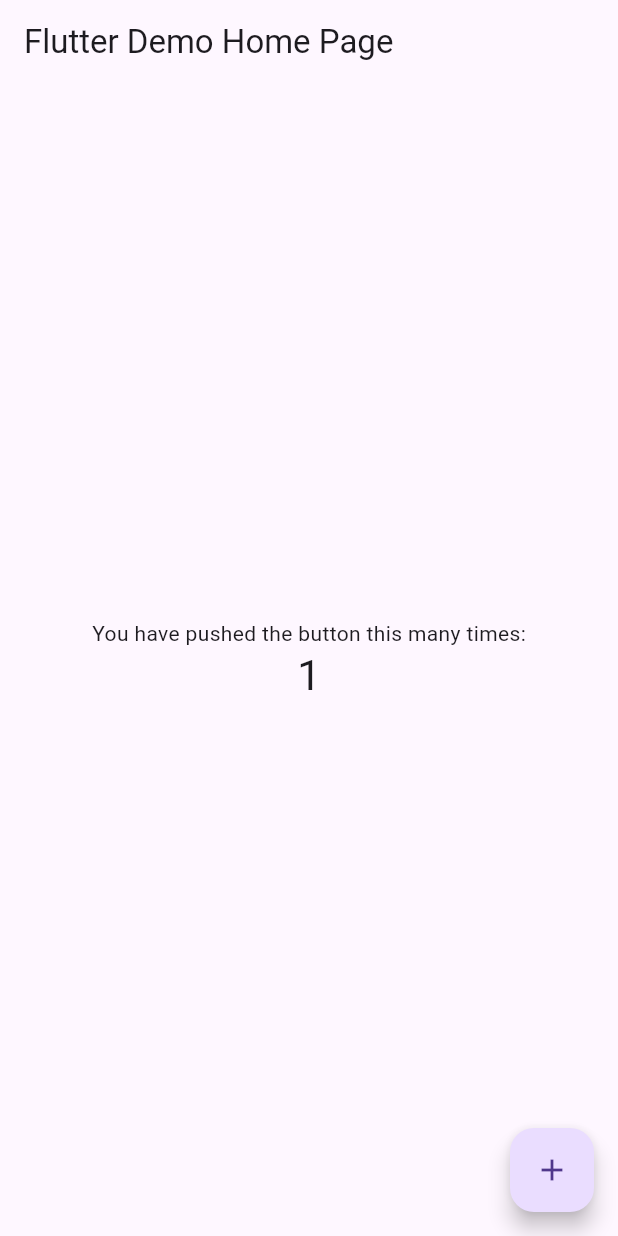
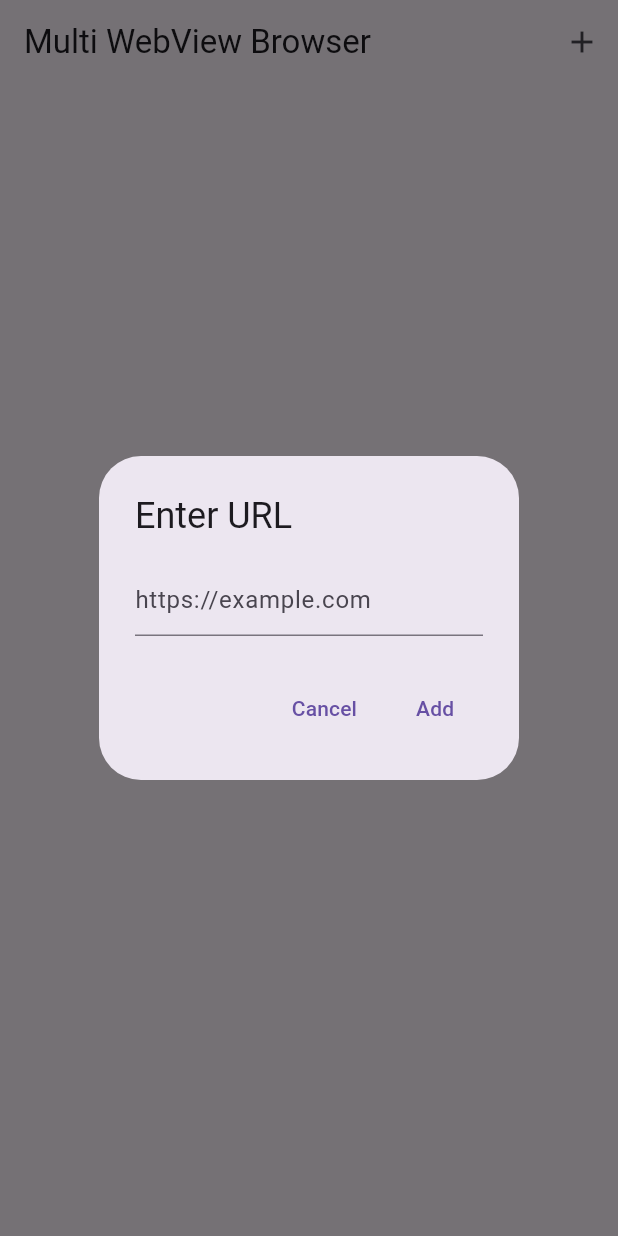
Before and after one commit to mahesh1071997/maltiWebView, a Flutter app: the screen it shows after launch, after a tap on the "add" icon, on a phone screen of 412 x 824 dp. Run offline on Flutter 3.47's test engine with Material 3 defaults, Android fonts, the phone set to English and light mode, and no system bars; our stand-ins replace shared_preferences, webview_flutter.

Commit message:
new code changes

```diff
--- a/lib/main.dart
+++ b/lib/main.dart
@@ -1,115 +1,135 @@
 import 'package:flutter/material.dart';
+import 'package:webview_flutter/webview_flutter.dart';
+import 'package:shared_preferences/shared_preferences.dart';
 
 void main() {
-  runApp(const MyApp());
+  runApp(MyApp());
 }
 
 class MyApp extends StatelessWidget {
-  const MyApp({Key? key}) : super(key: key);
-
-  // This widget is the root of your application.
   @override
   Widget build(BuildContext context) {
     return MaterialApp(
-      title: 'Flutter Demo',
-      theme: ThemeData(
-        // This is the theme of your application.
-        //
-        // Try running your application with "flutter run". You'll see the
-        // application has a blue toolbar. Then, without quitting the app, try
-        // changing the primarySwatch below to Colors.green and then invoke
-        // "hot reload" (press "r" in the console where you ran "flutter run",
-        // or simply save your changes to "hot reload" in a Flutter IDE).
-        // Notice that the counter didn't reset back to zero; the application
-        // is not restarted.
-        primarySwatch: Colors.blue,
-      ),
-      home: const MyHomePage(title: 'Flutter Demo Home Page'),
+      home: WebViewApp(),
     );
   }
 }
 
-class MyHomePage extends StatefulWidget {
-  const MyHomePage({Key? key, required this.title}) : super(key: key);
+class WebViewApp extends StatefulWidget {
+  @override
+  _WebViewAppState createState() => _WebViewAppState();
+}
 
-  // This widget is the home page of your application. It is stateful, meaning
-  // that it has a State object (defined below) that contains fields that affect
-  // how it looks.
-
-  // This class is the configuration for the state. It holds the values (in this
-  // case the title) provided by the parent (in this case the App widget) and
-  // used by the build method of the State. Fields in a Widget subclass are
-  // always marked "final".
-
-  final String title;
+class _WebViewAppState extends State<WebViewApp> {
+  List<String> _urls = []; // List of URLs
+  WebViewController? _controller;
 
   @override
-  State<MyHomePage> createState() => _MyHomePageState();
-}
+  void initState() {
+    super.initState();
+    _loadSavedUrls();
+  }
 
-class _MyHomePageState extends State<MyHomePage> {
-  int _counter = 0;
+  // Load saved URLs from SharedPreferences
+  void _loadSavedUrls() async {
+    SharedPreferences prefs = await SharedPreferences.getInstance();
+    setState(() {
+      _urls = prefs.getStringList('urls') ?? [];
+    });
+  }
 
-  void _incrementCounter() {
-    setState(() {
-      // This call to setState tells the Flutter framework that something has
-      // changed in this State, which causes it to rerun the build method below
-      // so that the display can reflect the updated values. If we changed
-      // _counter without calling setState(), then the build method would not be
-      // called again, and so nothing would appear to happen.
-      _counter++;
-    });
+  // Save URLs to SharedPreferences
+  void _saveUrls() async {
+    SharedPreferences prefs = await SharedPreferences.getInstance();
+    prefs.setStringList('urls', _urls);
+  }
+
+  // Open dialog to input URL
+  void _addNewUrlDialog() {
+    TextEditingController urlController = TextEditingController();
+    showDialog(
+      context: context,
+      builder: (context) {
+        return AlertDialog(
+          title: Text('Enter URL'),
+          content: TextField(
+            controller: urlController,
+            decoration: InputDecoration(hintText: "https://example.com"),
+          ),
+          actions: [
+            TextButton(
+              onPressed: () {
+                Navigator.of(context).pop();
+              },
+              child: Text('Cancel'),
+            ),
+            TextButton(
+              onPressed: () {
+                String newUrl = urlController.text.trim();
+                if (newUrl.isNotEmpty && Uri.tryParse(newUrl)?.hasAbsolutePath == true) {
+                  setState(() {
+                    _urls.add(newUrl);
+                  });
+                  _saveUrls();
+                  Navigator.of(context).pop();
+                }
+              },
+              child: Text('Add'),
+            ),
+          ],
+        );
+      },
+    );
+  }
+
+  // Open the WebView page
+  void _openWebViewPage(String url) {
+    Navigator.push(
+      context,
+      MaterialPageRoute(
+        builder: (context) => WebViewPage(url: url),
+      ),
+    );
   }
 
   @override
   Widget build(BuildContext context) {
-    // This method is rerun every time setState is called, for instance as done
-    // by the _incrementCounter method above.
-    //
-    // The Flutter framework has been optimized to make rerunning build methods
-    // fast, so that you can just rebuild anything that needs updating rather
-    // than having to individually change instances of widgets.
     return Scaffold(
       appBar: AppBar(
-        // Here we take the value from the MyHomePage object that was created by
-        // the App.build method, and use it to set our appbar title.
-        title: Text(widget.title),
+        title: Text('Multi WebView Browser'),
+        actions: [
+          IconButton(
+            icon: Icon(Icons.add),
+            onPressed: _addNewUrlDialog,
+          ),
+        ],
       ),
-      body: Center(
-        // Center is a layout widget. It takes a single child and positions it
-        // in the middle of the parent.
-        child: Column(
-          // Column is also a layout widget. It takes a list of children and
-          // arranges them vertically. By default, it sizes itself to fit its
-          // children horizontally, and tries to be as tall as its parent.
-          //
-          // Invoke "debug painting" (press "p" in the console, choose the
-          // "Toggle Debug Paint" action from the Flutter Inspector in Android
-          // Studio, or the "Toggle Debug Paint" command in Visual Studio Code)
-          // to see the wireframe for each widget.
-          //
-          // Column has various properties to control how it sizes itself and
-          // how it positions its children. Here we use mainAxisAlignment to
-          // center the children vertically; the main axis here is the vertical
-          // axis because Columns are vertical (the cross axis would be
-          // horizontal).
-          mainAxisAlignment: MainAxisAlignment.center,
-          children: <Widget>[
-            const Text(
-              'You have pushed the button this many times:',
-            ),
-            Text(
-              '$_counter',
-              style: Theme.of(context).textTheme.headline4,
-            ),
-          ],
-        ),
+      body: ListView.builder(
+        itemCount: _urls.length,
+        itemBuilder: (context, index) {
+          return ListTile(
+            title: Text(_urls[index]),
+            onTap: () => _openWebViewPage(_urls[index]),
+          );
+        },
       ),
-      floatingActionButton: FloatingActionButton(
-        onPressed: _incrementCounter,
-        tooltip: 'Increment',
-        child: const Icon(Icons.add),
-      ), // This trailing comma makes auto-formatting nicer for build methods.
     );
   }
 }
+
+class WebViewPage extends StatelessWidget {
+  final String url;
+
+  WebViewPage({required this.url});
+
+  @override
+  Widget build(BuildContext context) {
+    return Scaffold(
+      appBar: AppBar(title: Text(url)),
+      body: WebView(
+        initialUrl: url,
+        javascriptMode: JavascriptMode.unrestricted,
+      ),
+    );
+  }
+}
--- a/pubspec.yaml
+++ b/pubspec.yaml
@@ -29,7 +29,8 @@ environment:
 dependencies:
   flutter:
     sdk: flutter
-
+  webview_flutter: ^4.0.0
+  shared_preferences: ^2.0.13
 
   # The following adds the Cupertino Icons font to your application.
   # Use with the CupertinoIcons class for iOS style icons.
```
Also changed, not shown: pubspec.lock.
